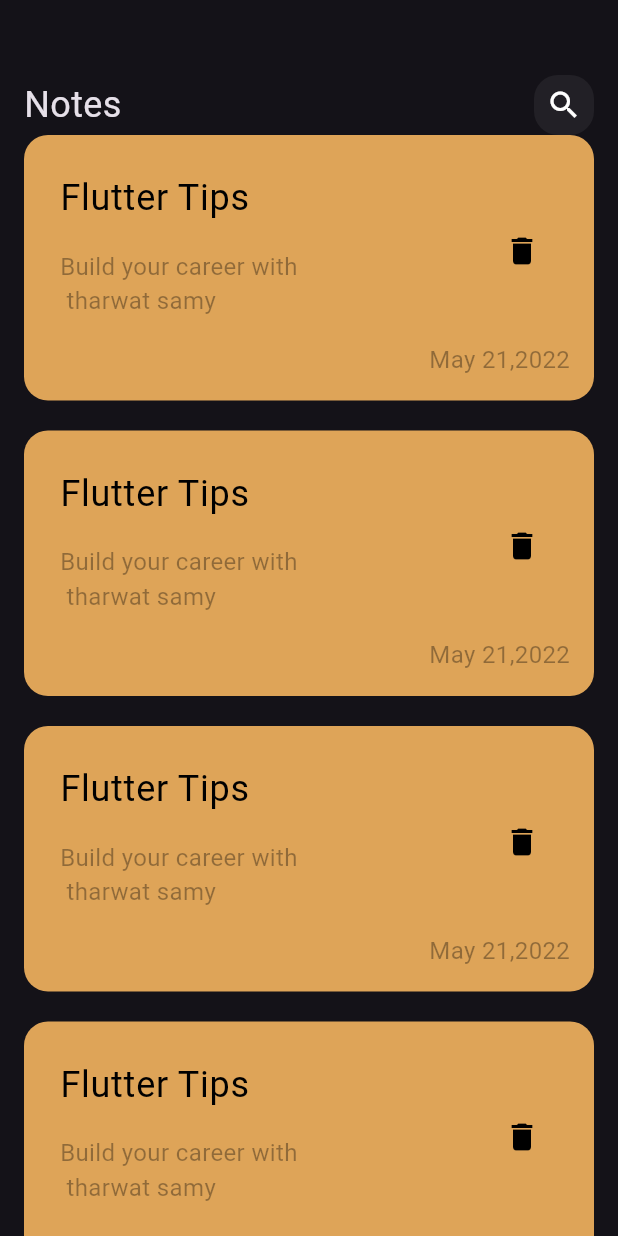
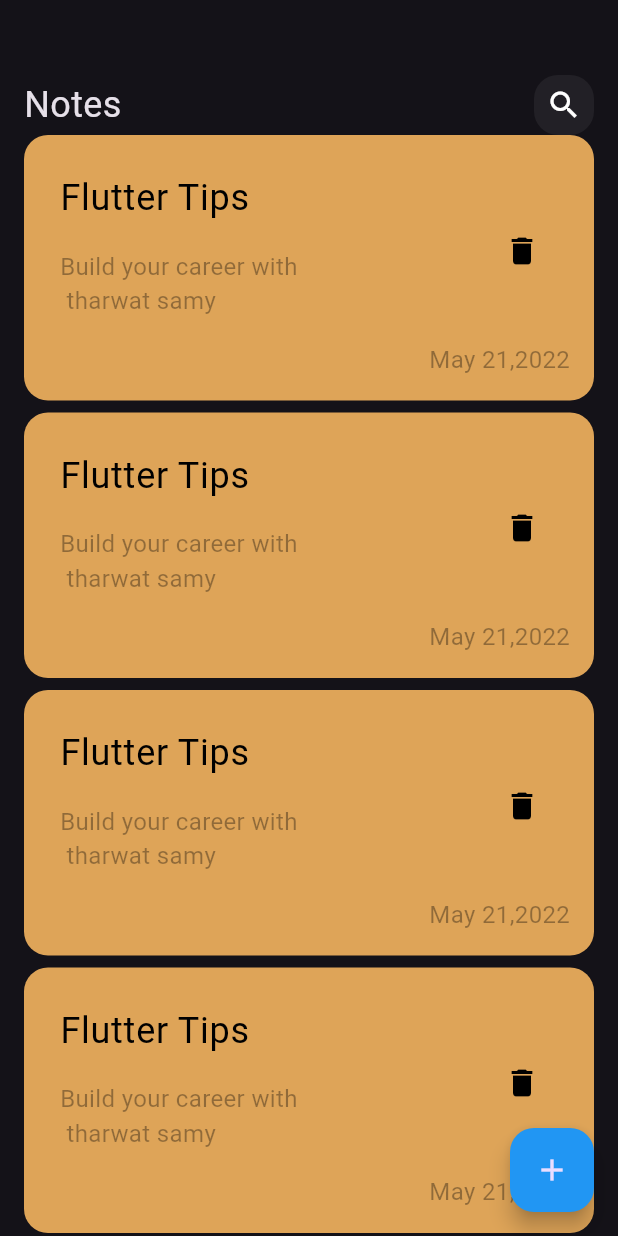
Before and after one commit to Abdallah-2003/notes-app, a Flutter app: the screen it shows after launch, on a phone screen of 412 x 824 dp. Run offline on Flutter 3.47's test engine with Material 3 defaults, Android fonts, the phone set to English and light mode, and no system bars; Roboto replaces fonts that are missing (assets/fonts/Poppins/Poppins/Poppins-Regular.ttf).

Commit message:
add floating action buttom and refactor home body

```diff
--- a/lib/views/home_view.dart
+++ b/lib/views/home_view.dart
@@ -1,6 +1,5 @@
 import 'package:flutter/material.dart';
-import 'package:notes_app/widgets/custom_appbar.dart';
-import 'package:notes_app/widgets/note_listview.dart';
+import 'package:notes_app/widgets/note_body.dart';
 
 class HomeView extends StatelessWidget {
   const HomeView({super.key});
@@ -8,18 +7,15 @@ class HomeView extends StatelessWidget {
   @override
   Widget build(BuildContext context) {
     return Scaffold(
-      body: Padding(
-        padding: const EdgeInsets.symmetric(horizontal: 16),
-        child: Column(
-          children: [
-            SizedBox(
-              height: 50,
-            ),
-            CustomAppbar(),
-            NoteListview()
-          ],
+      floatingActionButton: FloatingActionButton(
+        onPressed: () {},
+        backgroundColor: Colors.blue,
+        child: Icon(
+          Icons.add
         ),
+
       ),
+      body: const NoteBody(),
     );
   }
 }
--- /dev/null
+++ b/lib/widgets/note_body.dart
@@ -0,0 +1,23 @@
+import 'package:flutter/material.dart';
+import 'package:notes_app/widgets/custom_appbar.dart';
+import 'package:notes_app/widgets/note_listview.dart';
+
+class NoteBody extends StatelessWidget {
+  const NoteBody({super.key});
+
+  @override
+  Widget build(BuildContext context) {
+    return const Padding(
+      padding: EdgeInsets.symmetric(horizontal: 16),
+      child: Column(
+        children: [
+          SizedBox(
+            height: 50,
+          ),
+          CustomAppbar(),
+          NoteListview()
+        ],
+      ),
+    );
+  }
+}
--- a/lib/widgets/note_listview.dart
+++ b/lib/widgets/note_listview.dart
@@ -13,7 +13,7 @@ class NoteListview extends StatelessWidget {
         },
         separatorBuilder: (context, index) {
           return SizedBox(
-            height: 20,
+            height: 8,
           );
         },
         itemCount: 10
```
